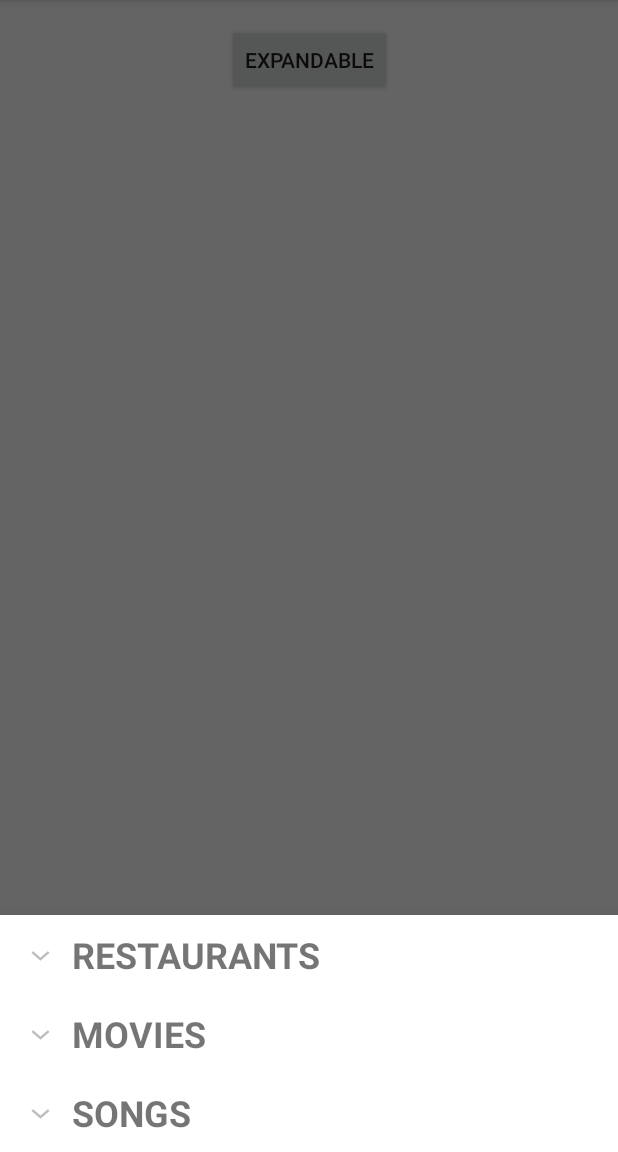
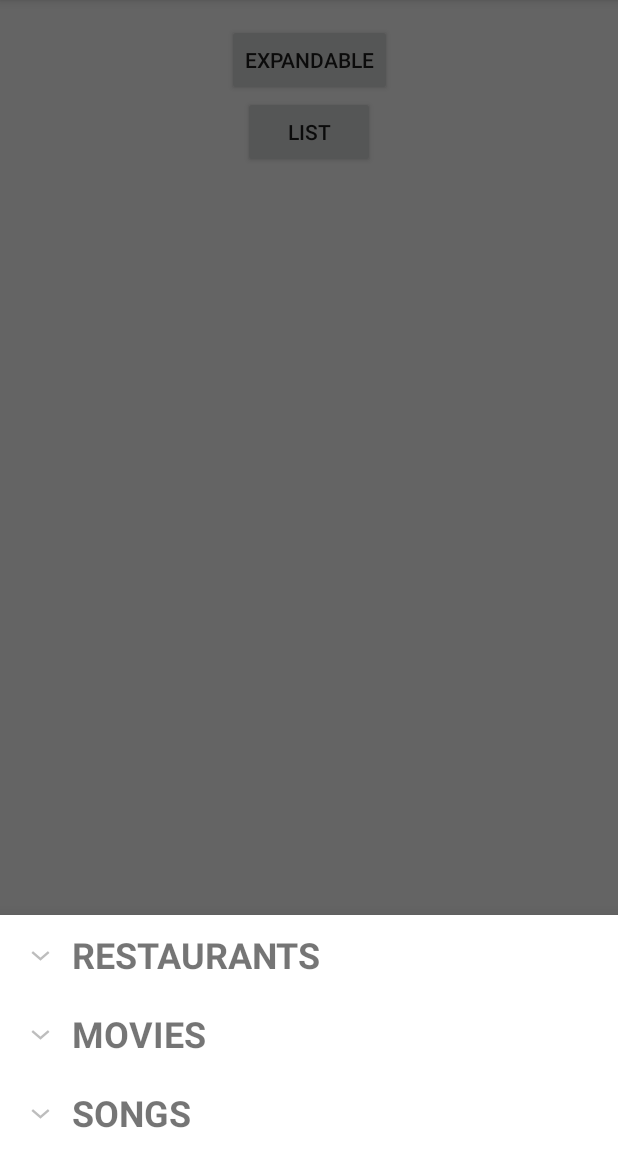
Before and after one commit to thaliees/android-BottomSheet, an Android app: the screen it shows after launch (MainActivity), after a tap on "EXPANDABLE", on a phone screen of 412 x 824 dp, the part 84-1236 px from its top. Run offline under Robolectric (Android 15) with nearby library versions, the phone set to English and light mode, and no system bars.

Commit message:
Simple Menu.

```diff
--- a/app/src/main/java/com/thaliees/bottomsheet/MainActivity.java
+++ b/app/src/main/java/com/thaliees/bottomsheet/MainActivity.java
@@ -1,11 +1,15 @@
 package com.thaliees.bottomsheet;
 
 import android.support.annotation.NonNull;
+import android.support.design.widget.BottomSheetDialog;
 import android.support.v7.app.AppCompatActivity;
 import android.os.Bundle;
 import android.view.View;
+import android.widget.AdapterView;
+import android.widget.ArrayAdapter;
 import android.widget.Button;
 import android.widget.ExpandableListView;
+import android.widget.ListView;
 import android.widget.Toast;
 
 import java.util.ArrayList;
@@ -13,8 +17,11 @@ import java.util.HashMap;
 import java.util.List;
 
 public class MainActivity extends AppCompatActivity implements View.OnClickListener {
-    MenuDialogExpandable bottomSheetMenu;
-    HashMap<String, List<String>> listData;
+    private MenuDialogExpandable bottomSheetMenu;
+    private HashMap<String, List<String>> listData;
+    private ArrayAdapter<String> adapter;
+    private BottomSheetDialog bottomSheetDialog;
+    private String[] languages;
 
     @Override
     protected void onCreate(Bundle savedInstanceState) {
@@ -22,9 +29,14 @@ public class MainActivity extends AppCompatActivity implements View.OnClickListe
         setContentView(R.layout.activity_main);
 
         initListData();
+        initList();
+        adapter = new ArrayAdapter<>(this, android.R.layout.simple_list_item_1, languages);
+
         Button expandable = findViewById(R.id.button_expandable);
+        Button list = findViewById(R.id.button_list);
 
         expandable.setOnClickListener(this);
+        list.setOnClickListener(this);
     }
 
     @Override
@@ -34,7 +46,24 @@ public class MainActivity extends AppCompatActivity implements View.OnClickListe
             bottomSheetMenu.show(getSupportFragmentManager(), "Menu Modal");
             bottomSheetMenu.setItemSelected(selectedChild);
         }
+        else if (v.getId() == R.id.button_list) {
+            View view = getLayoutInflater().inflate(R.layout.bottomsheet_list, null);
+            ListView list = view.findViewById(R.id.listview);
+            list.setAdapter(adapter);
+            list.setOnItemClickListener(selectedItem);
+            bottomSheetDialog = new BottomSheetDialog(this);
+            bottomSheetDialog.setContentView(view);
+            bottomSheetDialog.show();
+        }
     }
+
+    private AdapterView.OnItemClickListener selectedItem = new AdapterView.OnItemClickListener() {
+        @Override
+        public void onItemClick(AdapterView<?> parent, View view, int position, long id) {
+            bottomSheetDialog.dismiss();
+            Toast.makeText(MainActivity.this, "Item: " + languages[position], Toast.LENGTH_LONG).show();
+        }
+    };
 
     private ExpandableListView.OnChildClickListener selectedChild = new ExpandableListView.OnChildClickListener() {
         @Override
@@ -62,4 +91,8 @@ public class MainActivity extends AppCompatActivity implements View.OnClickListe
         subcategories.add("The lion king");
         listData.put("MOVIES", subcategories);
     }
+
+    private void initList(){
+        languages = new String[] { "SQL", "JAVA", "JAVA SCRIPT", "C#", "PYTHON", "C++", "PHP", "IOS", "ANDROID" };
+    }
 }
--- a/app/src/main/java/com/thaliees/bottomsheet/MenuDialogExpandable.java
+++ b/app/src/main/java/com/thaliees/bottomsheet/MenuDialogExpandable.java
@@ -51,9 +51,5 @@ public class MenuDialogExpandable extends BottomSheetDialogFragment {
         super.dismiss();
     }
 
-    public ExpandableListAdapter getExpandableListAdapter() {
-        return expandableListAdapter;
-    }
-
     public void setItemSelected(ExpandableListView.OnChildClickListener listener){ itemSelected = listener; }
 }
--- a/app/src/main/res/layout/activity_main.xml
+++ b/app/src/main/res/layout/activity_main.xml
@@ -19,4 +19,17 @@
         app:layout_constraintEnd_toEndOf="parent"
         app:layout_constraintStart_toStartOf="parent"
         app:layout_constraintTop_toTopOf="parent" />
+
+    <Button
+        android:id="@+id/button_list"
+        android:layout_width="wrap_content"
+        android:layout_height="wrap_content"
+        android:layout_marginStart="8dp"
+        android:layout_marginLeft="8dp"
+        android:layout_marginEnd="8dp"
+        android:layout_marginRight="8dp"
+        android:text="List"
+        app:layout_constraintEnd_toEndOf="parent"
+        app:layout_constraintStart_toStartOf="parent"
+        app:layout_constraintTop_toBottomOf="@+id/button_expandable" />
 </android.support.constraint.ConstraintLayout>
--- a/app/src/main/res/layout/bottomsheet_expandable.xml
+++ b/app/src/main/res/layout/bottomsheet_expandable.xml
@@ -1,7 +1,8 @@
 <?xml version="1.0" encoding="utf-8"?>
 <LinearLayout
     xmlns:android="http://schemas.android.com/apk/res/android" android:layout_width="match_parent"
-    android:layout_height="match_parent">
+    android:layout_height="match_parent"
+    android:orientation="vertical">
 
     <ExpandableListView
         android:id="@+id/expandable"
```
Also changed, not shown: app/src/main/res/layout/bottomsheet_list.xml (added, +10 -0 lines), 1 other file.
